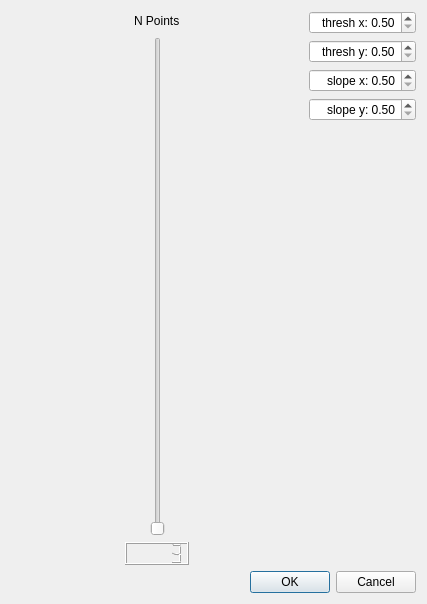
The window that src/three_lab/src/gui/dialog_random_plane.ui (philko4711/phillib) describes before a commit, drawn with Qt 5.
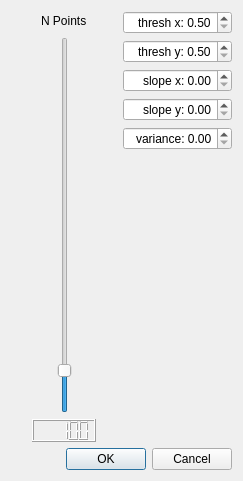
The same window after the commit.

Commit message: Added a new class for the new dialog. Altered the method in the random clouds. The new random plane method creates a plane equasion in which random points are put so a z value is generated. The method has been sucessfully tested with the plane fit algorithm.

What changed in the file:
```diff
--- a/src/three_lab/src/gui/dialog_random_plane.ui
+++ b/src/three_lab/src/gui/dialog_random_plane.ui
@@ -6,8 +6,8 @@
    <rect>
     <x>0</x>
     <y>0</y>
-    <width>427</width>
-    <height>604</height>
+    <width>243</width>
+    <height>481</height>
    </rect>
   </property>
   <property name="windowTitle">
@@ -80,6 +80,9 @@
              <property name="maximum">
               <number>999</number>
              </property>
+             <property name="value">
+              <number>100</number>
+             </property>
              <property name="orientation">
               <enum>Qt::Vertical</enum>
              </property>
@@ -118,7 +121,10 @@
            <item>
             <widget class="QLCDNumber" name="lcdNumber">
              <property name="value" stdset="0">
-              <double>3.000000000000000</double>
+              <double>100.000000000000000</double>
+             </property>
+             <property name="intValue" stdset="0">
+              <number>100</number>
              </property>
             </widget>
            </item>
@@ -182,11 +188,14 @@
             <string>slope x: </string>
            </property>
            <property name="minimum">
-            <double>0.500000000000000</double>
+            <double>0.000000000000000</double>
            </property>
            <property name="singleStep">
             <double>0.100000000000000</double>
            </property>
+           <property name="value">
+            <double>0.000000000000000</double>
+           </property>
           </widget>
          </item>
          <item>
@@ -198,10 +207,26 @@
             <string>slope y: </string>
            </property>
            <property name="minimum">
-            <double>0.500000000000000</double>
+            <double>0.000000000000000</double>
            </property>
            <property name="singleStep">
             <double>0.100000000000000</double>
+           </property>
+           <property name="value">
+            <double>0.000000000000000</double>
+           </property>
+          </widget>
+         </item>
+         <item>
+          <widget class="QDoubleSpinBox" name="doubleSpinBoxVariance">
+           <property name="alignment">
+            <set>Qt::AlignRight|Qt::AlignTrailing|Qt::AlignVCenter</set>
+           </property>
+           <property name="prefix">
+            <string>variance: </string>
+           </property>
+           <property name="singleStep">
+            <double>0.010000000000000</double>
            </property>
           </widget>
          </item>
```
The commit also changes 8 other files.
